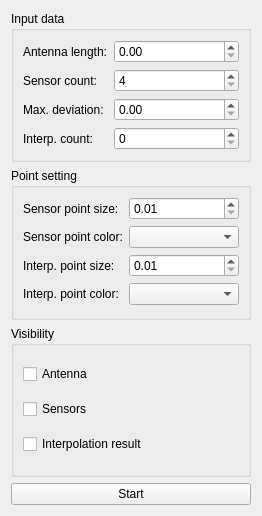
This is controllPanel.ui in DimonPopov/PopovDS_9304_GraduateWork as Qt 5 draws it before an edit. The edited form follows.
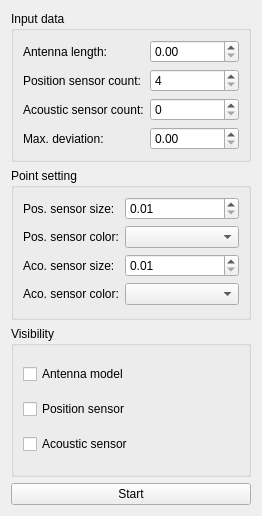
This is the edited form.

```diff
--- a/controllPanel.ui
+++ b/controllPanel.ui
@@ -20,10 +20,20 @@
       <string>Input data</string>
      </property>
      <layout class="QFormLayout" name="formLayout_2">
+      <item row="0" column="0">
+       <widget class="QLabel" name="label_8">
+        <property name="text">
+         <string>Antenna length:</string>
+        </property>
+       </widget>
+      </item>
+      <item row="0" column="1">
+       <widget class="QDoubleSpinBox" name="antennaLengthSpin"/>
+      </item>
       <item row="1" column="0">
        <widget class="QLabel" name="label_3">
         <property name="text">
-         <string>Sensor count:</string>
+         <string>Position sensor count:</string>
         </property>
        </widget>
       </item>
@@ -38,39 +48,29 @@
        </widget>
       </item>
       <item row="2" column="0">
+       <widget class="QLabel" name="label_7">
+        <property name="text">
+         <string>Acoustic sensor count:</string>
+        </property>
+       </widget>
+      </item>
+      <item row="2" column="1">
+       <widget class="QSpinBox" name="interpolationCountSpin"/>
+      </item>
+      <item row="3" column="0">
        <widget class="QLabel" name="label_6">
         <property name="text">
          <string>Max. deviation:</string>
         </property>
        </widget>
       </item>
-      <item row="2" column="1">
+      <item row="3" column="1">
        <widget class="QDoubleSpinBox" name="maximumDeviationSpin">
         <property name="singleStep">
          <double>0.100000000000000</double>
         </property>
        </widget>
       </item>
-      <item row="3" column="0">
-       <widget class="QLabel" name="label_7">
-        <property name="text">
-         <string>Interp. count:</string>
-        </property>
-       </widget>
-      </item>
-      <item row="3" column="1">
-       <widget class="QSpinBox" name="interpolationCountSpin"/>
-      </item>
-      <item row="0" column="0">
-       <widget class="QLabel" name="label_8">
-        <property name="text">
-         <string>Antenna length:</string>
-        </property>
-       </widget>
-      </item>
-      <item row="0" column="1">
-       <widget class="QDoubleSpinBox" name="antennaLengthSpin"/>
-      </item>
      </layout>
     </widget>
    </item>
@@ -83,7 +83,7 @@
       <item row="0" column="0">
        <widget class="QLabel" name="label">
         <property name="text">
-         <string>Sensor point size:</string>
+         <string>Pos. sensor size:</string>
         </property>
        </widget>
       </item>
@@ -106,7 +106,7 @@
       <item row="1" column="0">
        <widget class="QLabel" name="label_4">
         <property name="text">
-         <string>Sensor point color:</string>
+         <string>Pos. sensor color:</string>
         </property>
        </widget>
       </item>
@@ -116,7 +116,7 @@
       <item row="2" column="0">
        <widget class="QLabel" name="label_2">
         <property name="text">
-         <string>Interp. point size:</string>
+         <string>Aco. sensor size:</string>
         </property>
        </widget>
       </item>
@@ -139,7 +139,7 @@
       <item row="3" column="0">
        <widget class="QLabel" name="label_5">
         <property name="text">
-         <string>Interp. point color:</string>
+         <string>Aco. sensor color:</string>
         </property>
        </widget>
       </item>
@@ -158,21 +158,21 @@
       <item>
        <widget class="QCheckBox" name="antennaVisibilityCheck">
         <property name="text">
-         <string>Antenna</string>
+         <string>Antenna model</string>
         </property>
        </widget>
       </item>
       <item>
        <widget class="QCheckBox" name="sensorsVisibilityCheck">
         <property name="text">
-         <string>Sensors</string>
+         <string>Position sensor</string>
         </property>
        </widget>
       </item>
       <item>
        <widget class="QCheckBox" name="interpolationVisibilityCheck">
         <property name="text">
-         <string>Interpolation result</string>
+         <string>Acoustic sensor</string>
         </property>
        </widget>
       </item>
```
